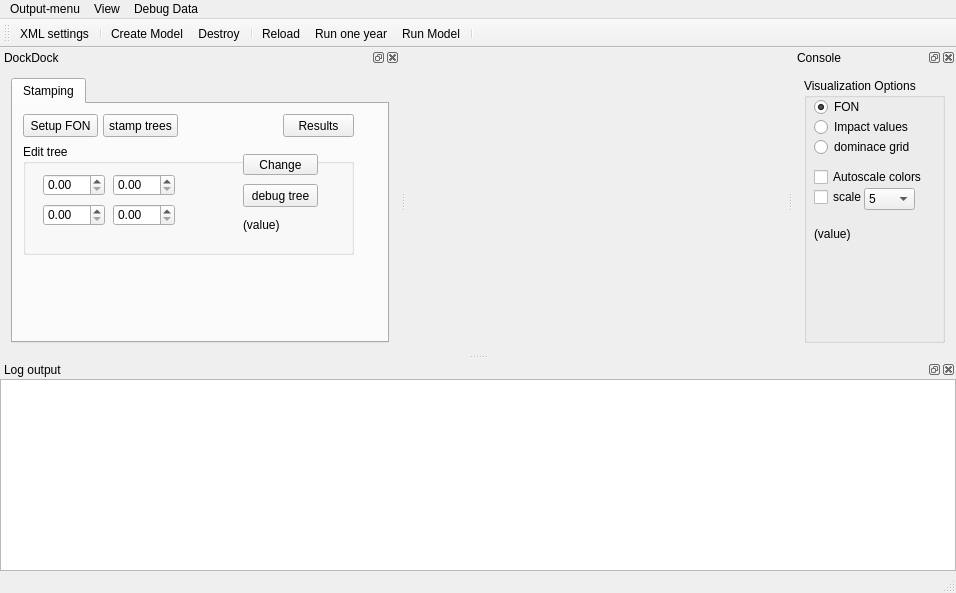
This is src/iland/mainwindow.ui in edfm-tum/iland-model as Qt 5 draws it before an edit. The edited form follows.
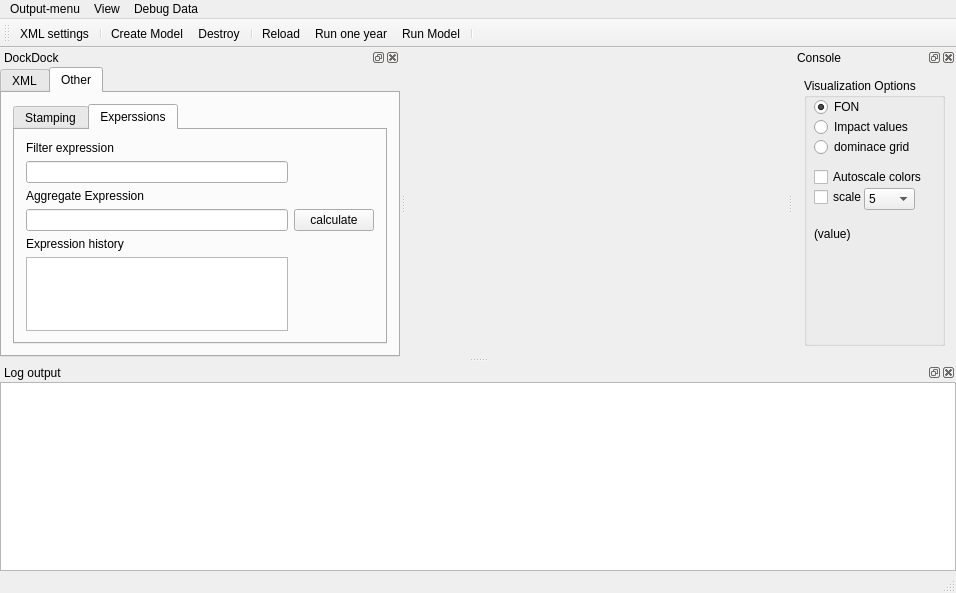
This is the edited form. Icons and pictures are not drawn. Custom widgets are drawn as their Qt base class.

Commit message: simple "Filter" and "aggregateFunctions" (like in Picus) using Expression, ExpressionWrapper and, last but not least, the AllTreeIterator.

Diff of the .ui file:
```diff
--- a/src/iland/mainwindow.ui
+++ b/src/iland/mainwindow.ui
@@ -114,7 +114,7 @@
       <number>0</number>
      </property>
      <item>
-      <widget class="QStackedWidget" name="editStack">
+      <widget class="QTabWidget" name="editStack">
        <property name="sizePolicy">
         <sizepolicy hsizetype="Preferred" vsizetype="Preferred">
          <horstretch>0</horstretch>
@@ -130,7 +130,10 @@
        <property name="currentIndex">
         <number>1</number>
        </property>
-       <widget class="QWidget" name="pageXML">
+       <widget class="QWidget" name="editStackPage1" native="true">
+        <attribute name="title">
+         <string>XML</string>
+        </attribute>
         <layout class="QVBoxLayout" name="verticalLayout">
          <item>
           <layout class="QHBoxLayout" name="horizontalLayout">
@@ -185,7 +188,10 @@
          </item>
         </layout>
        </widget>
-       <widget class="QWidget" name="pageFON">
+       <widget class="QWidget" name="editStackPage2" native="true">
+        <attribute name="title">
+         <string>Other</string>
+        </attribute>
         <layout class="QVBoxLayout" name="verticalLayout_2">
          <item>
           <widget class="QTabWidget" name="tabWidget">
@@ -196,7 +202,7 @@
             </sizepolicy>
            </property>
            <property name="currentIndex">
-            <number>0</number>
+            <number>1</number>
            </property>
            <widget class="QWidget" name="tab_2">
             <attribute name="title">
@@ -352,6 +358,50 @@
              </property>
             </widget>
            </widget>
+           <widget class="QWidget" name="Seite">
+            <attribute name="title">
+             <string>Experssions</string>
+            </attribute>
+            <layout class="QGridLayout" name="gridLayout_2">
+             <item row="0" column="0">
+              <widget class="QLabel" name="label_2">
+               <property name="text">
+                <string>Filter expression</string>
+               </property>
+              </widget>
+             </item>
+             <item row="3" column="0">
+              <widget class="QLineEdit" name="expressionText"/>
+             </item>
+             <item row="3" column="1">
+              <widget class="QPushButton" name="pbCalculateExpression">
+               <property name="text">
+                <string>calculate</string>
+               </property>
+              </widget>
+             </item>
+             <item row="4" column="0">
+              <widget class="QLabel" name="label">
+               <property name="text">
+                <string>Expression history</string>
+               </property>
+              </widget>
+             </item>
+             <item row="5" column="0">
+              <widget class="QListWidget" name="expressionHistory"/>
+             </item>
+             <item row="1" column="0">
+              <widget class="QLineEdit" name="expressionFilter"/>
+             </item>
+             <item row="2" column="0">
+              <widget class="QLabel" name="label_3">
+               <property name="text">
+                <string>Aggregate Expression</string>
+               </property>
+              </widget>
+             </item>
+            </layout>
+           </widget>
           </widget>
          </item>
         </layout>
```
Left out of the diff: 37 changed lines with no effect on the pictures. The commit also changes 7 other files.
